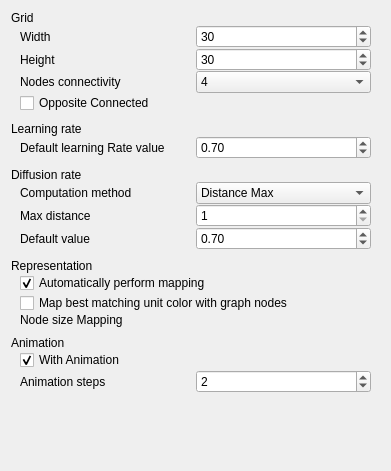
Qt form plugins/view/SOMView/SOMPropertiesWidget.ui (Tulip-Dev/tulip) before a commit.
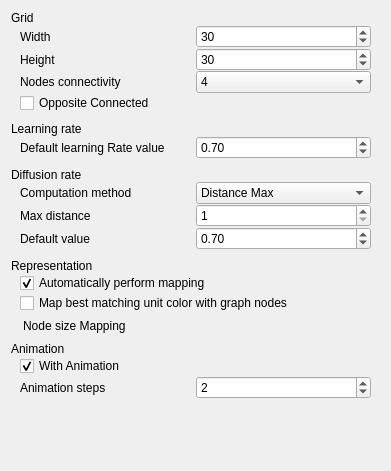
The same form after that commit.

Commit message: more QGroupBox replacement in plugins ui

What changed in the file:
```diff
--- a/plugins/view/SOMView/SOMPropertiesWidget.ui
+++ b/plugins/view/SOMView/SOMPropertiesWidget.ui
@@ -345,6 +345,9 @@
       </item>
       <item>
        <widget class="QLabel" name="label_14">
+        <property name="styleSheet">
+         <string notr="true">margin-top: 6px;</string>
+        </property>
         <property name="text">
          <string>Node size Mapping</string>
         </property>
```
The commit also changes 4 other files.
